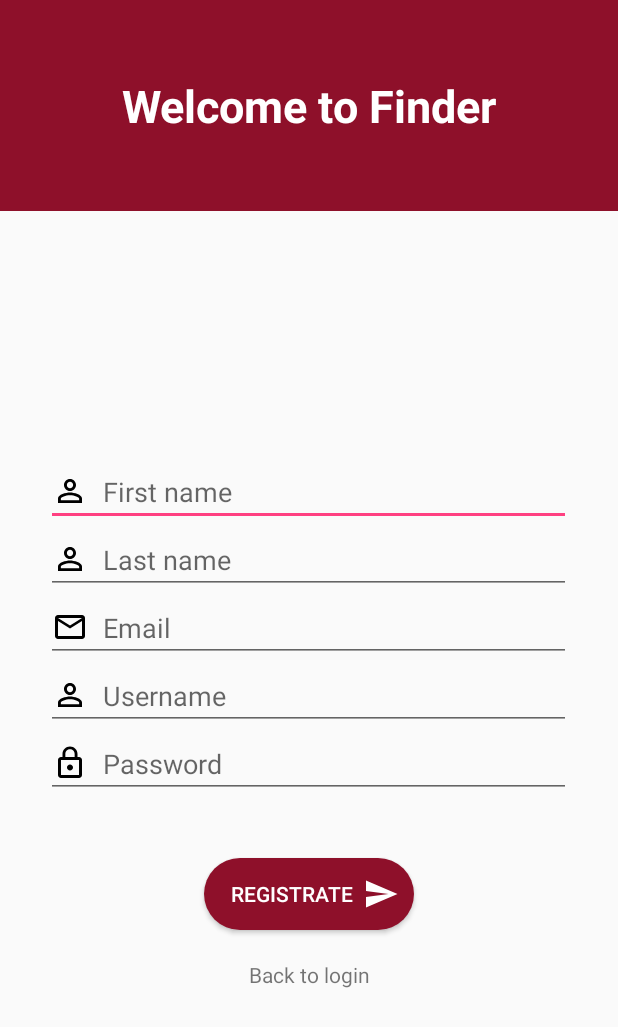
After one commit to kimnovak/finder, an Android app: the RegistrationActivity screen opened directly, with no data from a screen before it, on a phone screen of 412 x 824 dp. The commit adds this screen. Shown: the top 1027 px of the screen. Run offline under Robolectric (Android 15) with nearby library versions, the phone set to English and light mode, and no system bars.

Commit message:
Finished registration view, closed #6

```diff
--- a/Finder/app/src/main/AndroidManifest.xml
+++ b/Finder/app/src/main/AndroidManifest.xml
@@ -26,6 +26,8 @@
         </activity>
         <activity android:name=".activities.LoginActivity">
         </activity>
+        <activity android:name=".activities.RegistrationActivity">
+        </activity>
     </application>
 
 </manifest>
--- a/Finder/app/src/main/java/ftn/tim2/finder/MainActivity.java
+++ b/Finder/app/src/main/java/ftn/tim2/finder/MainActivity.java
@@ -10,6 +10,7 @@ import ftn.tim2.finder.activities.CommentActivity;
 import ftn.tim2.finder.activities.LoginActivity;
 import ftn.tim2.finder.activities.ProfileDetailsActivity;
 import ftn.tim2.finder.activities.ProfileEditActivity;
+import ftn.tim2.finder.activities.RegistrationActivity;
 import ftn.tim2.finder.activities.ViewAllUsersActivity;
 
 public class MainActivity extends AppCompatActivity {
@@ -58,5 +59,13 @@ public class MainActivity extends AppCompatActivity {
                 startActivity(intent);
             }
         });
+        Button registrationBtn = findViewById(R.id.registration);
+        registrationBtn.setOnClickListener(new View.OnClickListener() {
+            @Override
+            public void onClick(View v) {
+                Intent intent = new Intent(MainActivity.this, RegistrationActivity.class);
+                startActivity(intent);
+            }
+        });
     }
 }
--- /dev/null
+++ b/Finder/app/src/main/java/ftn/tim2/finder/activities/RegistrationActivity.java
@@ -0,0 +1,16 @@
+package ftn.tim2.finder.activities;
+
+import android.os.Bundle;
+import android.support.annotation.Nullable;
+import android.support.v7.app.AppCompatActivity;
+
+import ftn.tim2.finder.R;
+
+public class RegistrationActivity extends AppCompatActivity {
+
+    @Override
+    protected void onCreate(@Nullable Bundle savedInstanceState) {
+        super.onCreate(savedInstanceState);
+        setContentView(R.layout.activity_registration);
+    }
+}
--- /dev/null
+++ b/Finder/app/src/main/res/drawable/ic_mail_outline_black_24dp.xml
@@ -0,0 +1,9 @@
+<vector xmlns:android="http://schemas.android.com/apk/res/android"
+        android:width="24dp"
+        android:height="24dp"
+        android:viewportWidth="24.0"
+        android:viewportHeight="24.0">
+    <path
+        android:fillColor="#FF000000"
+        android:pathData="M20,4L4,4c-1.1,0 -1.99,0.9 -1.99,2L2,18c0,1.1 0.9,2 2,2h16c1.1,0 2,-0.9 2,-2L22,6c0,-1.1 -0.9,-2 -2,-2zM20,18L4,18L4,8l8,5 8,-5v10zM12,11L4,6h16l-8,5z"/>
+</vector>
--- a/Finder/app/src/main/res/layout/activity_main.xml
+++ b/Finder/app/src/main/res/layout/activity_main.xml
@@ -41,4 +41,10 @@
         android:id="@+id/login"
         android:text="Login"/>
 
+    <Button
+        android:layout_width="match_parent"
+        android:layout_height="wrap_content"
+        android:id="@+id/registration"
+        android:text="Registration"/>
+
 </LinearLayout>
--- /dev/null
+++ b/Finder/app/src/main/res/layout/activity_registration.xml
@@ -0,0 +1,78 @@
+<?xml version="1.0" encoding="utf-8"?>
+<LinearLayout
+    xmlns:android="http://schemas.android.com/apk/res/android"
+    android:layout_width="match_parent"
+    android:layout_height="match_parent"
+    android:orientation="vertical">
+
+    <LinearLayout
+        android:layout_width="match_parent"
+        android:layout_height="wrap_content"
+        android:orientation="vertical"
+        android:padding="50dp"
+        android:background="@color/colorPrimary">
+
+        <TextView
+            android:layout_width="wrap_content"
+            android:layout_height="wrap_content"
+            android:textSize="30sp"
+            android:text="Welcome to Finder"
+            android:textStyle="bold"
+            android:textColor="#fff"
+            android:layout_gravity="center"/>
+    </LinearLayout>
+
+    <LinearLayout
+        android:gravity="center"
+        android:layout_width="match_parent"
+        android:layout_height="match_parent"
+        android:orientation="vertical">
+
+        <EditText
+            android:drawablePadding="10dp"
+            android:drawableLeft="@drawable/ic_person_outline_black_24dp"
+            android:layout_width="350dp"
+            android:layout_height="wrap_content"
+            android:hint="First name"/>
+        <EditText
+            android:drawablePadding="10dp"
+            android:drawableLeft="@drawable/ic_person_outline_black_24dp"
+            android:layout_width="350dp"
+            android:layout_height="wrap_content"
+            android:hint="Last name"/>
+        <EditText
+            android:drawablePadding="10dp"
+            android:drawableLeft="@drawable/ic_mail_outline_black_24dp"
+            android:layout_width="350dp"
+            android:layout_height="wrap_content"
+            android:hint="Email"
+            android:inputType="textEmailAddress"/>
+        <EditText
+            android:drawablePadding="10dp"
+            android:drawableLeft="@drawable/ic_person_outline_black_24dp"
+            android:layout_width="350dp"
+            android:layout_height="wrap_content"
+            android:hint="Username"/>
+        <EditText
+            android:drawablePadding="10dp"
+            android:drawableLeft="@drawable/ic_lock_outline_black_24dp"
+            android:layout_width="350dp"
+            android:layout_height="wrap_content"
+            android:hint="Password"
+            android:inputType="textPassword"/>
+        <Button
+            android:drawableRight="@drawable/ic_send_white_24dp"
+            android:layout_marginTop="40dp"
+            android:layout_width="140dp"
+            android:layout_height="wrap_content"
+            android:background="@drawable/button_style_radius"
+            android:text="Registrate"
+            android:textColor="#fff"/>
+        <TextView
+            android:gravity="center"
+            android:layout_marginTop="20dp"
+            android:layout_width="match_parent"
+            android:layout_height="wrap_content"
+            android:text="Back to login"/>
+    </LinearLayout>
+</LinearLayout>
```
